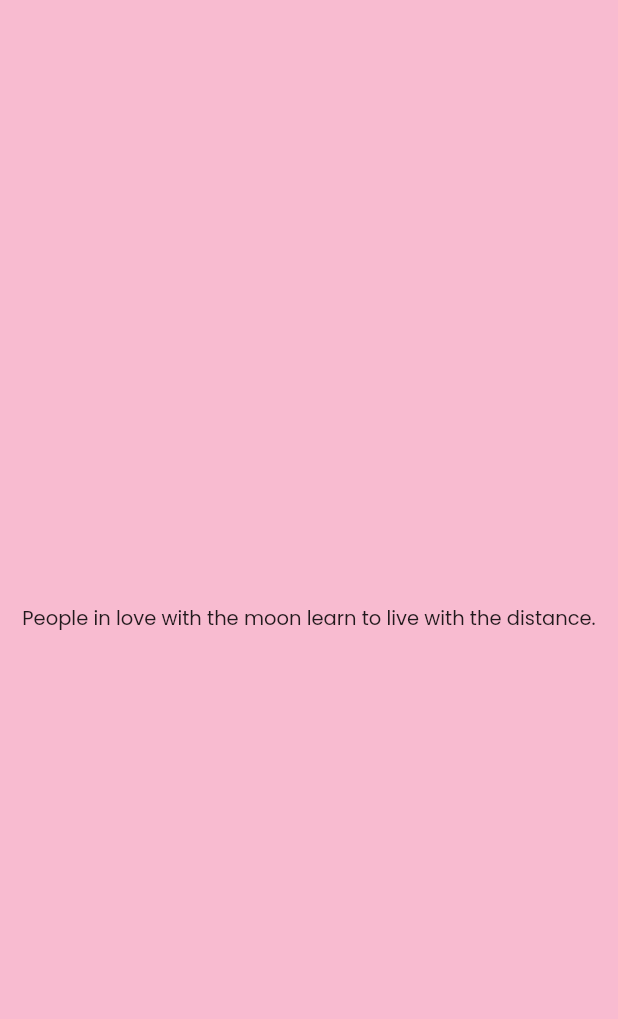
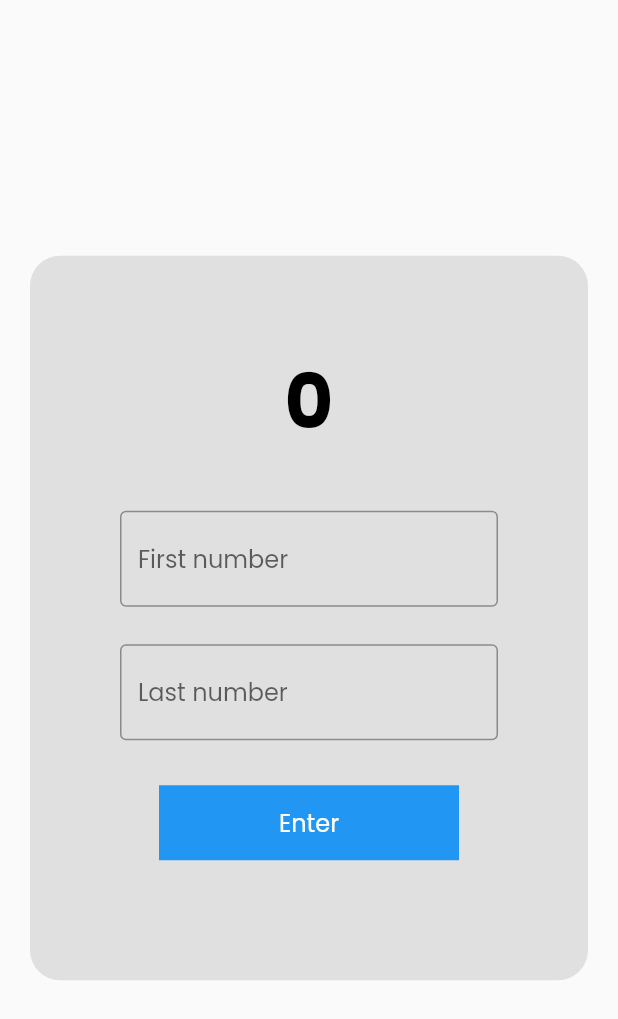
Before and after one commit to qu-Ming/mutil_app, a Flutter app: the RandomPage screen opened directly, on a phone screen of 412 x 824 dp. Shown: the top 1019 px of the screen. Run offline on Flutter 3.47's test engine with Material 2 defaults, Android fonts, the phone set to English and light mode, and no system bars; network calls fail.

Commit message:
bottom navigator

```diff
--- /dev/null
+++ b/lib/components/text_component.dart
@@ -0,0 +1,31 @@
+import 'package:flutter/material.dart';
+
+import '../utils/const/app_colors.dart';
+import '../utils/const/app_dimens.dart';
+
+class TextComponent extends StatelessWidget {
+  const TextComponent(
+      {Key? key,
+      required this.text,
+      this.textSize = AppDimens.text_size_12,
+      this.fontWeight = FontWeight.normal,
+      this.colorText = AppColors.colorBlack})
+      : super(key: key);
+
+  final String text;
+  final double? textSize;
+  final FontWeight? fontWeight;
+  final Color? colorText;
+
+  @override
+  Widget build(BuildContext context) {
+    return Text(
+      text,
+      style: TextStyle(
+          color: colorText,
+          fontSize: textSize,
+          fontFamily: 'Poppins',
+          fontWeight: fontWeight),
+    );
+  }
+}
--- /dev/null
+++ b/lib/components/textfield_component.dart
@@ -0,0 +1,40 @@
+import 'package:flutter/material.dart';
+
+class TextFieldComponent extends StatelessWidget {
+  const TextFieldComponent({
+    Key? key,
+    required this.text,
+    this.textInputType,
+    required this.textEditingController,
+    this.errorText,
+    this.colorText,
+    this.onChanged,
+  }) : super(key: key);
+
+  final ValueChanged<String>? onChanged;
+  final String text;
+  final String? errorText;
+  final TextInputType? textInputType;
+  final TextEditingController textEditingController;
+  final Color? colorText;
+  @override
+  Widget build(BuildContext context) {
+    return Padding(
+      padding: const EdgeInsets.only(bottom: 10, top: 5),
+      child: TextField(
+        controller: textEditingController,
+        keyboardType: textInputType,
+        onChanged: onChanged,
+        decoration: InputDecoration(
+          errorText: errorText,
+          border: const OutlineInputBorder(borderSide: BorderSide(width: 1)),
+          disabledBorder:
+              const OutlineInputBorder(borderSide: BorderSide(width: 1)),
+          // labelText: 'Email Address',
+          hintText: text,
+          hintStyle: TextStyle(color: colorText, fontFamily: 'Poppins'),
+        ),
+      ),
+    );
+  }
+}
--- a/lib/main.dart
+++ b/lib/main.dart
@@ -1,5 +1,5 @@
 import 'package:flutter/material.dart';
-import 'package:mutil_app/pages/date_page/date_page.dart';
+import 'package:mutil_app/pages/bottom_navigator.dart';
 
 void main() {
   runApp(const MyApp());
@@ -12,7 +12,7 @@ class MyApp extends StatelessWidget {
   Widget build(BuildContext context) {
     return const MaterialApp(
       debugShowCheckedModeBanner: false,
-      home: DatePage(),
+      home: BottomNavigator(),
     );
   }
 }
--- a/lib/pages/random_page/random_page.dart
+++ b/lib/pages/random_page/random_page.dart
@@ -1,26 +1,89 @@
 import 'package:flutter/material.dart';
-import 'package:mutil_app/utils/const/app_colors.dart';
 
-class RandomPage extends StatefulWidget {
+import '../../components/text_component.dart';
+import '../../components/textfield_component.dart';
+import '../../utils/const/app_colors.dart';
+import '../../utils/const/app_dimens.dart';
+
+class RandomPage extends StatelessWidget {
   const RandomPage({Key? key}) : super(key: key);
 
   @override
-  State<RandomPage> createState() => _RandomPageState();
-}
+  Widget build(BuildContext context) {
+    TextEditingController fNum = TextEditingController();
+    TextEditingController lNum = TextEditingController();
 
-class _RandomPageState extends State<RandomPage> {
-  @override
-  Widget build(BuildContext context) {
-    return const Scaffold(
-      backgroundColor: AppColors.colorPink,
-      body: Center(
-        child: Align(
-          alignment: Alignment.center,
-          child: Text(
-            'People in love with the moon learn to live with the distance.',
-            style: TextStyle(
-              fontFamily: "Poppins",
-              fontSize: 13,
+    String title = '0';
+    String title2 = '';
+
+    String fNum1 = 'First number';
+    String lNum1 = 'Last number';
+
+    return GestureDetector(
+      onTap: () {},
+      child: SafeArea(
+        child: Scaffold(
+          body: Center(
+            child: SingleChildScrollView(
+              child: Column(
+                children: [
+                  Container(
+                    padding: const EdgeInsets.only(top: 60, bottom: 60),
+                    margin: const EdgeInsets.symmetric(horizontal: 20),
+                    width: double.infinity,
+                    decoration: BoxDecoration(
+                      borderRadius: BorderRadius.circular(20),
+                      color: AppColors.colorGrey,
+                    ),
+                    child: Column(
+                      children: [
+                        TextComponent(
+                          text: title2.isEmpty ? title : title2,
+                          colorText: AppColors.colorBlack,
+                          fontWeight: FontWeight.bold,
+                          textSize: 50.0,
+                        ),
+                        const SizedBox(
+                          height: 20,
+                        ),
+                        Padding(
+                          padding: const EdgeInsets.symmetric(
+                              horizontal: 60.0, vertical: 10.0),
+                          child: TextFieldComponent(
+                            textEditingController: fNum,
+                            text: fNum1,
+                            textInputType: TextInputType.number,
+                          ),
+                        ),
+                        Padding(
+                          padding: const EdgeInsets.symmetric(horizontal: 60.0),
+                          child: TextFieldComponent(
+                            textEditingController: lNum,
+                            text: lNum1,
+                            textInputType: TextInputType.number,
+                          ),
+                        ),
+                        Container(
+                          margin: const EdgeInsets.symmetric(vertical: 20),
+                          height: 50,
+                          width: 200,
+                          color: AppColors.colorBlue,
+                          child: Center(
+                            child: GestureDetector(
+                              onTap: () {},
+                              child: const TextComponent(
+                                text: 'Enter',
+                                colorText: AppColors.colorWhite,
+                                textSize: AppDimens.text_size_16,
+                              ),
+                            ),
+                          ),
+                        ),
+                      ],
+                    ),
+                  ),
+                ],
+              ),
             ),
           ),
         ),
--- a/pubspec.yaml
+++ b/pubspec.yaml
@@ -35,7 +35,6 @@ dependencies:
   # Use with the CupertinoIcons class for iOS style icons.
   cupertino_icons: ^1.0.2
   intl: ^0.17.0
-  shared_preferences: ^2.0.15
   flutter_launcher_icons: ^0.10.0
 
 
```
Also changed, not shown: lib/pages/bottom_navigator.dart (added, +49 -0 lines), lib/pages/chat_page/chat_page.dart (added, +15 -0 lines), lib/pages/date_page/date_page.dart (+109 -103 lines), pubspec.lock.
